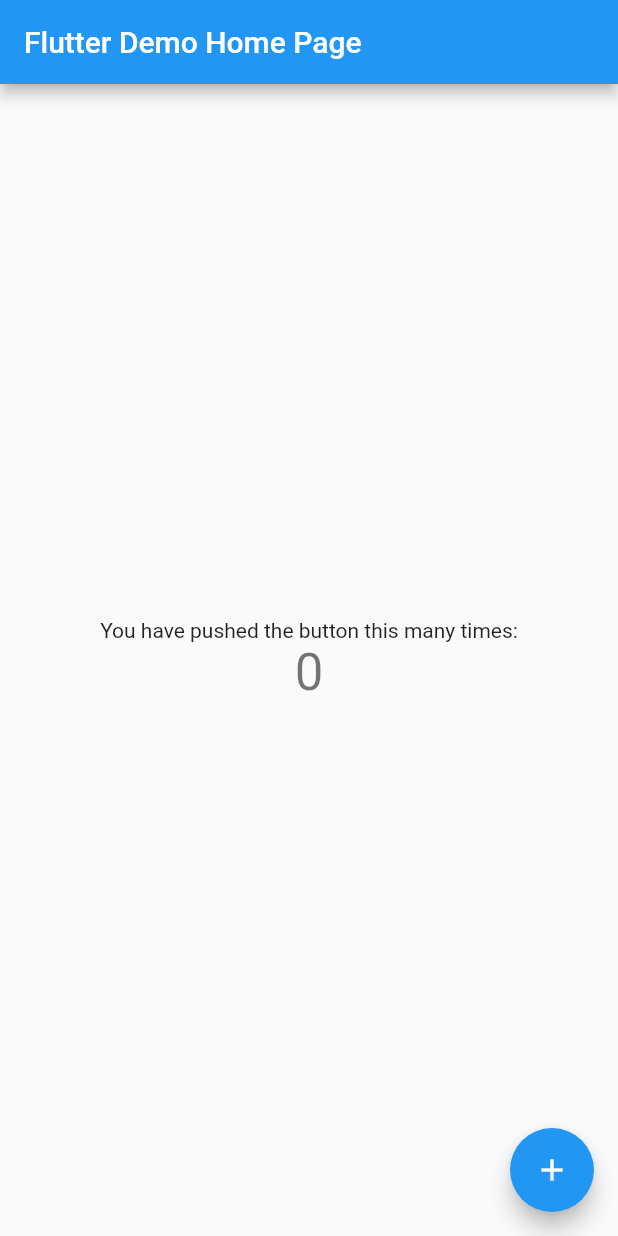
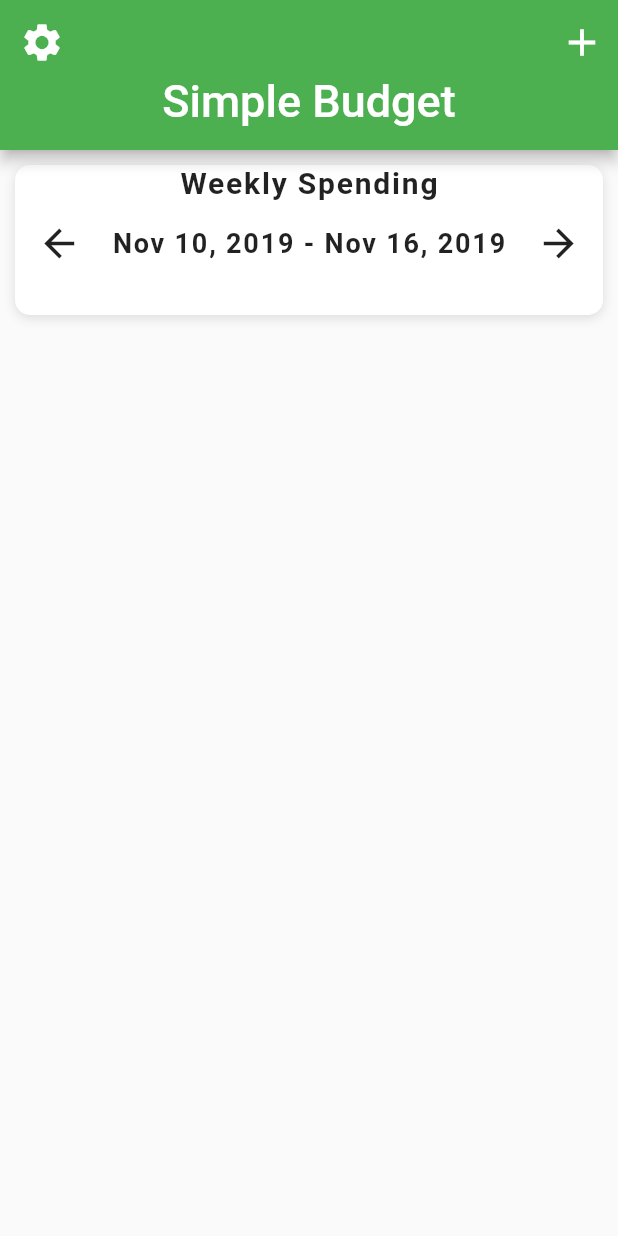
Before and after one commit to pinyada-sengate/flutter_budget_ui, a Flutter app: the screen it shows after launch, on a phone screen of 412 x 824 dp. Run offline on Flutter 3.47's test engine with Material 2 defaults, Android fonts, the light colour scheme and no system bars.

Commit message:
bar chart ui

```diff
--- a/lib/main.dart
+++ b/lib/main.dart
@@ -1,4 +1,6 @@
 import 'package:flutter/material.dart';
+
+import 'screens/home_screen.dart';
 
 void main() {
   runApp(const MyApp());
@@ -11,105 +13,16 @@
   @override
   Widget build(BuildContext context) {
     return MaterialApp(
-      title: 'Flutter Demo',
+      title: 'Flutter Budget UI',
+      debugShowCheckedModeBanner: false,
       theme: ThemeData(
-        // This is the theme of your application.
-        //
-        // Try running your application with "flutter run". You'll see the
-        // application has a blue toolbar. Then, without quitting the app, try
-        // changing the primarySwatch below to Colors.green and then invoke
-        // "hot reload" (press "r" in the console where you ran "flutter run",
-        // or simply save your changes to "hot reload" in a Flutter IDE).
-        // Notice that the counter didn't reset back to zero; the application
-        // is not restarted.
-        primarySwatch: Colors.blue,
+        primarySwatch: Colors.green,
+        primaryColor: Colors.green,
+        // colorScheme: const ColorScheme.light().copyWith(
+        //   primary: Colors.deepOrangeAccent,
+        // ),
       ),
-      home: const MyHomePage(title: 'Flutter Demo Home Page'),
+      home: HomeScreen(),
     );
   }
 }
-
-class MyHomePage extends StatefulWidget {
-  const MyHomePage({Key? key, required this.title}) : super(key: key);
-
-  // This widget is the home page of your application. It is stateful, meaning
-  // that it has a State object (defined below) that contains fields that affect
-  // how it looks.
-
-  // This class is the configuration for the state. It holds the values (in this
-  // case the title) provided by the parent (in this case the App widget) and
-  // used by the build method of the State. Fields in a Widget subclass are
-  // always marked "final".
-
-  final String title;
-
-  @override
-  State<MyHomePage> createState() => _MyHomePageState();
-}
-
-class _MyHomePageState extends State<MyHomePage> {
-  int _counter = 0;
-
-  void _incrementCounter() {
-    setState(() {
-      // This call to setState tells the Flutter framework that something has
-      // changed in this State, which causes it to rerun the build method below
-      // so that the display can reflect the updated values. If we changed
-      // _counter without calling setState(), then the build method would not be
-      // called again, and so nothing would appear to happen.
-      _counter++;
-    });
-  }
-
-  @override
-  Widget build(BuildContext context) {
-    // This method is rerun every time setState is called, for instance as done
-    // by the _incrementCounter method above.
-    //
-    // The Flutter framework has been optimized to make rerunning build methods
-    // fast, so that you can just rebuild anything that needs updating rather
-    // than having to individually change instances of widgets.
-    return Scaffold(
-      appBar: AppBar(
-        // Here we take the value from the MyHomePage object that was created by
-        // the App.build method, and use it to set our appbar title.
-        title: Text(widget.title),
-      ),
-      body: Center(
-        // Center is a layout widget. It takes a single child and positions it
-        // in the middle of the parent.
-        child: Column(
-          // Column is also a layout widget. It takes a list of children and
-          // arranges them vertically. By default, it sizes itself to fit its
-          // children horizontally, and tries to be as tall as its parent.
-          //
-          // Invoke "debug painting" (press "p" in the console, choose the
-          // "Toggle Debug Paint" action from the Flutter Inspector in Android
-          // Studio, or the "Toggle Debug Paint" command in Visual Studio Code)
-          // to see the wireframe for each widget.
-          //
-          // Column has various properties to control how it sizes itself and
-          // how it positions its children. Here we use mainAxisAlignment to
-          // center the children vertically; the main axis here is the vertical
-          // axis because Columns are vertical (the cross axis would be
-          // horizontal).
-          mainAxisAlignment: MainAxisAlignment.center,
-          children: <Widget>[
-            const Text(
-              'You have pushed the button this many times:',
-            ),
-            Text(
-              '$_counter',
-              style: Theme.of(context).textTheme.headline4,
-            ),
-          ],
-        ),
-      ),
-      floatingActionButton: FloatingActionButton(
-        onPressed: _incrementCounter,
-        tooltip: 'Increment',
-        child: const Icon(Icons.add),
-      ), // This trailing comma makes auto-formatting nicer for build methods.
-    );
-  }
-}
--- /dev/null
+++ b/lib/screens/home_screen.dart
@@ -0,0 +1,68 @@
+import 'package:flutter/material.dart';
+import 'package:flutter_budget_ui/data/data.dart';
+
+import '../widgets/bar_chart.dart';
+
+class HomeScreen extends StatefulWidget {
+  const HomeScreen({ Key? key }) : super(key: key);
+
+  @override
+  State<HomeScreen> createState() => _HomeScreenState();
+}
+
+class _HomeScreenState extends State<HomeScreen> {
+  @override
+  Widget build(BuildContext context) {
+    return Scaffold(
+      body: CustomScrollView(
+        slivers: <Widget>[
+          SliverAppBar(
+            forceElevated: true,
+            floating: true,
+            //pinned: true,
+            expandedHeight: 100.0,
+            leading: IconButton(
+              icon: const Icon(Icons.settings),
+              iconSize: 30.0,
+              onPressed: () {},
+            ),
+            flexibleSpace: const FlexibleSpaceBar(
+              title: Text('Simple Budget'),
+              centerTitle: true,
+            ),
+            actions: <Widget>[
+              IconButton(
+                onPressed: () {},
+                icon: const Icon(Icons.add),
+                iconSize: 30.0,
+              )
+            ],
+          ),
+          SliverList(
+            delegate: SliverChildBuilderDelegate(
+              (BuildContext context, int index) {
+                return Container(
+                  margin: const EdgeInsets.all(10.0),
+                  height: 100.0,
+                  decoration:  BoxDecoration(
+                    color: Colors.white,
+                    boxShadow: const [
+                      BoxShadow(
+                        color: Colors.black12,
+                        offset: Offset(0, 2),
+                        blurRadius: 6.0,
+                      ),
+                    ],
+                    borderRadius: BorderRadius.circular(10.0),
+                  ),
+                  child: BarChart(weeklySpending),
+                );
+              },
+              childCount: 1,
+            ),
+          ),
+        ],
+      ),
+    );
+  }
+}
--- /dev/null
+++ b/lib/widgets/bar_chart.dart
@@ -0,0 +1,47 @@
+import 'package:flutter/material.dart';
+
+class BarChart extends StatelessWidget {
+  final List<double> expenses;
+
+  BarChart(this.expenses);
+
+  @override
+  Widget build(BuildContext context) {
+    return Column(
+      children: <Widget>[
+        Text(
+          'Weekly Spending',
+          style: TextStyle(
+            fontSize: 20.0,
+            fontWeight: FontWeight.bold,
+            letterSpacing: 1.2,
+          ),
+        ),
+        SizedBox(height: 5.0,),
+        Row(
+          mainAxisAlignment: MainAxisAlignment.spaceAround,
+          children: <Widget>[
+            IconButton(
+              onPressed: () {},
+              icon: Icon(Icons.arrow_back),
+              iconSize: 30.0,
+            ),
+            Text(
+              'Nov 10, 2019 - Nov 16, 2019',
+              style: TextStyle(
+                fontSize: 18.0,
+                fontWeight: FontWeight.w600,
+                letterSpacing: 1.2,
+              ),
+            ),
+            IconButton(
+              onPressed: () {},
+              icon: Icon(Icons.arrow_forward),
+              iconSize: 30.0,
+            ),
+          ],
+        ),
+      ],
+    );
+  }
+}
```
